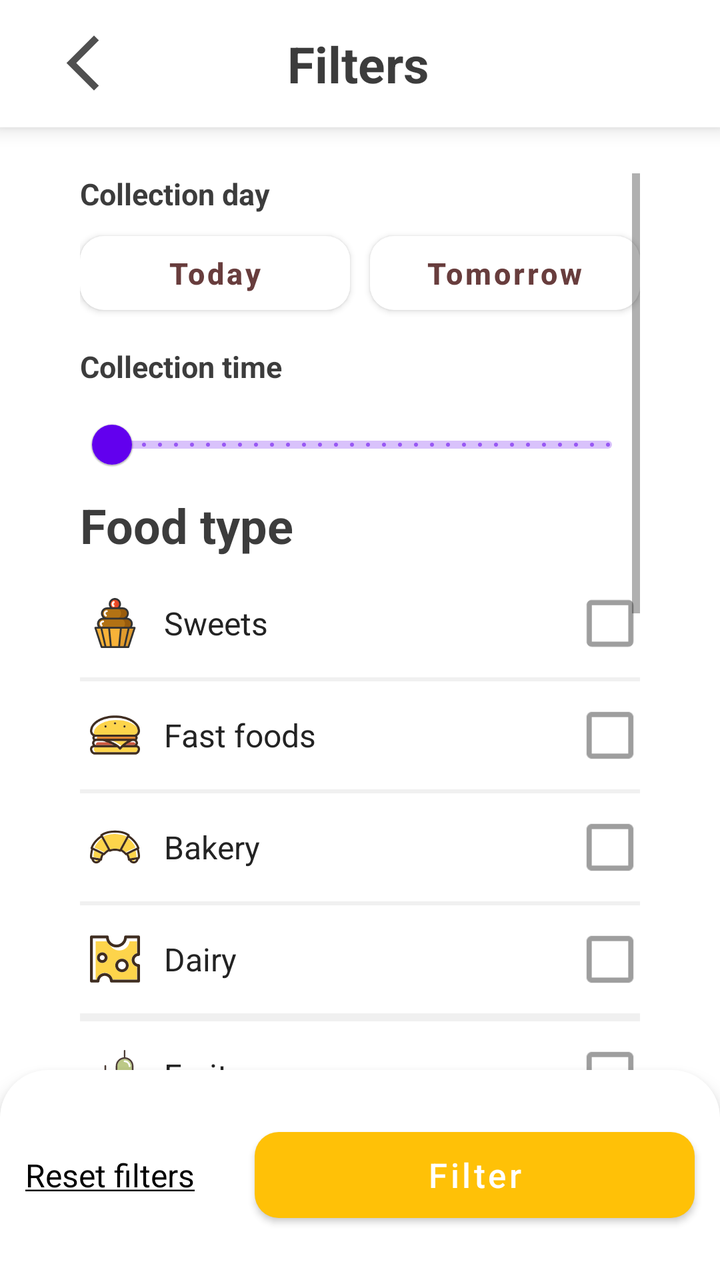
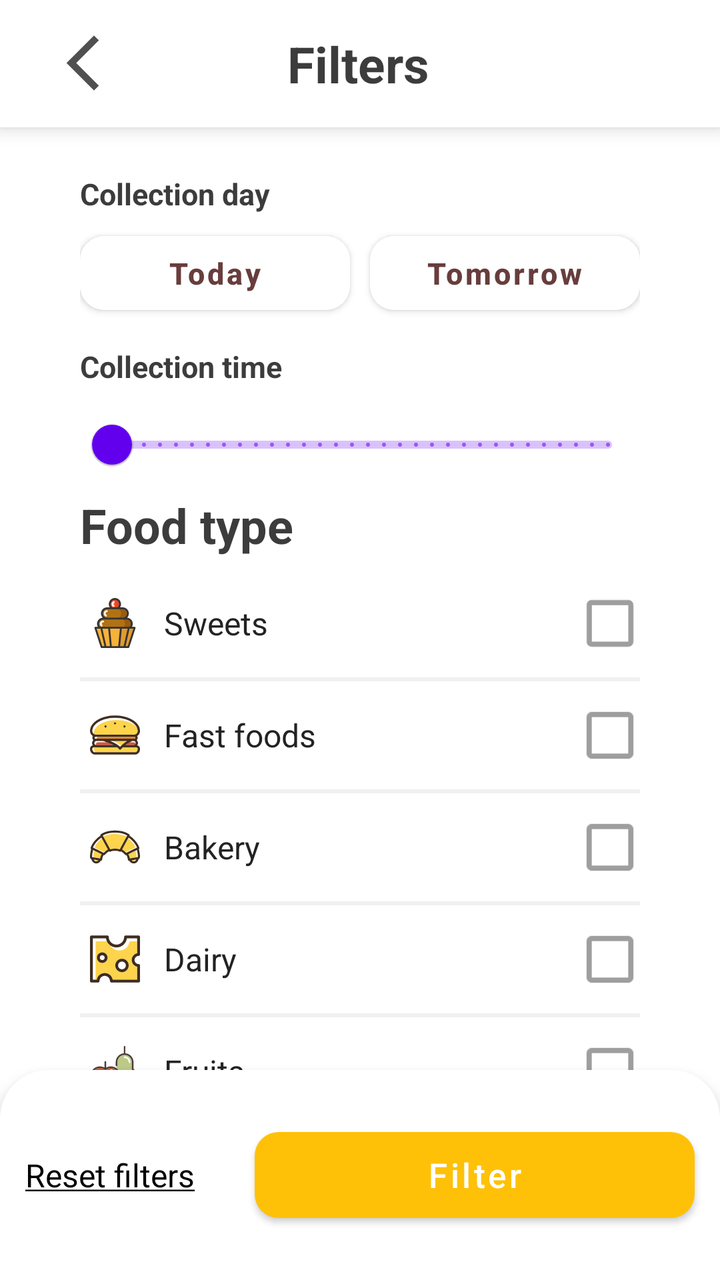

Before-and-after screenshots of an Android layout around one commit, followed by the original layout XML and the change that was made.
<!-- AndroidManifest.xml: application theme Theme.Replate -->
<!-- res/layout/activity_filter.xml -->
<?xml version="1.0" encoding="utf-8"?>
<LinearLayout xmlns:android="http://schemas.android.com/apk/res/android"
    xmlns:tools="http://schemas.android.com/tools"
    xmlns:app="http://schemas.android.com/apk/res-auto"
    android:layout_width="match_parent"
    android:layout_height="match_parent"
    android:background="#ffffff"
    android:orientation="vertical"
  >
    <LinearLayout
        android:paddingVertical="15dp"
        android:layout_width="match_parent"
        android:layout_height="wrap_content"
        android:orientation="horizontal"
        android:background="@color/white"
        android:elevation="6dp">
        <ImageView
            android:id="@+id/arrowback"
            android:layout_marginStart="25dp"
            android:layout_width="33dp"
            android:layout_height="33dp"
            android:src="@drawable/ic_arrow_back"/>
       <TextView
           android:layout_width="0dp"
           android:layout_weight="1"
           android:gravity="center"
           android:layout_marginEnd="60dp"
           android:layout_gravity="center"
           android:layout_height="wrap_content"
           android:textColor="#C3000000"
           android:textSize="25dp"
           android:textStyle="bold"
           android:text="Filters"/>
    </LinearLayout>
    <ScrollView
        android:paddingHorizontal="40dp"
        android:layout_marginTop="23dp"
        android:layout_width="match_parent"
        android:layout_height="0dp"
        android:layout_weight="1"
        android:fillViewport="true">

        <LinearLayout
            android:layout_width="match_parent"
            android:layout_height="wrap_content"
            android:orientation="vertical">

            <TextView
                android:layout_marginBottom="5dp"
                android:layout_width="wrap_content"
                android:layout_height="wrap_content"
                android:text="Collection day"
                android:textStyle="bold"
                android:textColor="#C3000000"
                android:textSize="15dp"/>
            <LinearLayout
                android:layout_width="match_parent"
                android:layout_height="wrap_content">

                <com.google.android.material.button.MaterialButton
                    android:layout_width="0dp"
                    android:layout_weight="1"
                    android:layout_height="49dp"
                    android:text="Today"
                    android:textSize="15dp"
                    android:id="@+id/todayfltr"
                    android:textAllCaps="false"
                    android:textColor="@color/brown"
                    android:textStyle="bold"
                    app:cornerRadius="12dp"
                    app:backgroundTint="#FFFFFF"
                    android:elevation="8dp"
                    />
                <Space
                    android:layout_width="10dp"
                    android:layout_height="2dp"/>
                <com.google.android.material.button.MaterialButton
                    android:layout_width="0dp"
                    android:layout_weight="1"
                    android:layout_height="49dp"
                    android:text="Tomorrow"
                    android:textSize="15dp"
                    android:id="@+id/tomorrowfltr"
                    android:textAllCaps="false"
                    android:textColor="@color/brown"
                    android:textStyle="bold"
                    app:cornerRadius="12dp"
                    app:backgroundTint="#ffffff"
                    android:elevation="8dp"
                    />
            </LinearLayout>

            <TextView
                android:layout_marginTop="12dp"
                android:layout_marginBottom="5dp"
                android:layout_width="wrap_content"
                android:layout_height="wrap_content"
                android:text="Collection time"
                android:textStyle="bold"
                android:textColor="#C3000000"
                android:textSize="15dp"/>

            <com.google.android.material.slider.RangeSlider
                android:id="@+id/timeRangeSlider"
                android:layout_width="match_parent"
                android:layout_height="wrap_content"
                android:valueFrom="0"
                android:valueTo="1439"
                android:stepSize="1" />




            <TextView
                android:layout_marginBottom="6dp"
                android:layout_width="match_parent"
                android:layout_height="wrap_content"
                android:text="Food type"
                android:textColor="#C3000000"
                android:textSize="24dp"
                android:textStyle="bold"/>
            <LinearLayout
                android:layout_marginVertical="12dp"
                android:id="@+id/checkboxGroup"
                android:layout_width="match_parent"
                android:layout_height="wrap_content"
                android:gravity="center_vertical"
                android:orientation="horizontal">
                <ImageView
                    android:layout_width="25dp"
                    android:layout_height="27dp"
                    android:layout_marginStart="5dp"
                    android:src="@drawable/ic_sweets"/>
                <TextView
                    android:layout_marginStart="12dp"
                    android:layout_width="wrap_content"
                    android:layout_height="wrap_content"
                    android:text="Sweets"
                    android:textSize="16dp"
                    android:textColor="#232323"/>
                <Space
                    android:layout_width="0dp"
                    android:layout_height="wrap_content"
                    android:layout_weight="1"/>
                <CheckBox
                    android:scaleX="1.3"
                    android:scaleY="1.3"
                    android:id="@+id/sweets"
                    android:layout_width="30dp"
                    android:buttonTint="@color/hint_color"
                    android:layout_height="30dp" />
            

            </LinearLayout>
            <View
                android:background="@color/lightgrey"
                android:layout_width="match_parent"
                android:layout_height="2dp"/>

            <LinearLayout
                android:layout_marginVertical="12dp"
                android:layout_width="match_parent"
                android:layout_height="wrap_content"
                android:gravity="center_vertical"
                android:orientation="horizontal">
                <ImageView
                    android:layout_width="25dp"
                    android:layout_height="25dp"
                    android:layout_marginStart="5dp"
                    android:src="@drawable/ic_fastfoods"/>
                <TextView
                    android:layout_marginStart="12dp"
                    android:layout_width="wrap_content"
                    android:layout_height="wrap_content"
                    android:text="Fast foods"
                    android:textSize="16dp"
                    android:textColor="#232323"/>
                <Space
                    android:layout_width="0dp"
                    android:layout_height="wrap_content"
                    android:layout_weight="1"/>
                <CheckBox
                    android:scaleX="1.3"
                    android:scaleY="1.3"
                    android:buttonTint="@color/hint_color"
                    android:id="@+id/fastfoods"
                    android:layout_width="30dp"
                    android:layout_height="30dp" />
            </LinearLayout>
            <View
                android:background="@color/lightgrey"
                android:layout_width="match_parent"
                android:layout_height="2dp"/>

            <LinearLayout
                android:layout_marginVertical="12dp"
                android:layout_width="match_parent"
                android:layout_height="wrap_content"
                android:gravity="center_vertical"
                android:orientation="horizontal">
                <ImageView
                    android:layout_width="25dp"
                    android:layout_height="25dp"
                    android:layout_marginStart="5dp"
                    android:src="@drawable/ic_bakery"/>
                <TextView
                    android:layout_marginStart="12dp"
                    android:layout_width="wrap_content"
                    android:layout_height="wrap_content"
                    android:text="Bakery"
                    android:textSize="16dp"
                    android:textColor="#232323"/>
                <Space
                    android:layout_width="0dp"
                    android:layout_height="wrap_content"
                    android:layout_weight="1"/>
                <CheckBox
                    android:scaleX="1.3"
                    android:scaleY="1.3"
                    android:buttonTint="@color/hint_color"
                    android:id="@+id/bakery"
                    android:layout_width="30dp"
                    android:layout_height="30dp" />
            </LinearLayout>
            <View
                android:background="@color/lightgrey"
                android:layout_width="match_parent"
                android:layout_height="2dp"/>

            <LinearLayout
                android:layout_marginVertical="12dp"
                android:layout_width="match_parent"
                android:layout_height="wrap_content"
                android:gravity="center_vertical"
                android:orientation="horizontal">
                <ImageView
                    android:layout_width="25dp"
                    android:layout_height="25dp"
                    android:layout_marginStart="5dp"
                    android:src="@drawable/ic_dairy"/>
                <TextView
                    android:layout_marginStart="12dp"
                    android:layout_width="wrap_content"
                    android:layout_height="wrap_content"
                    android:text="Dairy"
                    android:textSize="16dp"
                    android:textColor="#232323"/>
                <Space
                    android:layout_width="0dp"
                    android:layout_height="wrap_content"
                    android:layout_weight="1"/>
                <CheckBox
                    android:scaleX="1.3"
                    android:scaleY="1.3"
                    android:buttonTint="@color/hint_color"
                    android:id="@+id/dairy"
                    android:layout_width="30dp"
                    android:layout_height="30dp" />
            </LinearLayout>
            <View
                android:background="@color/lightgrey"
                android:layout_width="match_parent"
                android:layout_height="2dp"/>


            <View
                android:background="@color/lightgrey"
                android:layout_width="match_parent"
                android:layout_height="2dp"/>


            <LinearLayout
                android:layout_marginVertical="12dp"
                android:layout_width="match_parent"
                android:layout_height="wrap_content"
                android:gravity="center_vertical"
                android:orientation="horizontal">
                <ImageView
                    android:layout_width="25dp"
                    android:layout_height="25dp"
                    android:layout_marginStart="5dp"
                    android:src="@drawable/ic_fruits"/>
                <TextView
                    android:layout_marginStart="12dp"
                    android:layout_width="wrap_content"
                    android:layout_height="wrap_content"
                    android:text="Fruits"
                    android:textSize="16dp"
                    android:textColor="#232323"/>
                <Space
                    android:layout_width="0dp"
                    android:layout_height="wrap_content"
                    android:layout_weight="1"/>
                <CheckBox
                    android:scaleX="1.3"
                    android:scaleY="1.3"
                    android:buttonTint="@color/hint_color"
                    android:id="@+id/fruits"
                    android:layout_width="30dp"
                    android:layout_height="30dp" />
            </LinearLayout>
            <View
                android:background="@color/lightgrey"
                android:layout_width="match_parent"
                android:layout_height="2dp"/>


            <LinearLayout
                android:layout_marginVertical="12dp"
                android:layout_width="match_parent"
                android:layout_height="wrap_content"
                android:gravity="center_vertical"
                android:orientation="horizontal">
                <ImageView
                    android:layout_width="25dp"
                    android:layout_height="25dp"
                    android:layout_marginStart="5dp"
                    android:src="@drawable/ic_liquids"/>
                <TextView
                    android:layout_marginStart="12dp"
                    android:layout_width="wrap_content"
                    android:layout_height="wrap_content"
                    android:text="Liquids"
                    android:textSize="16dp"
                    android:textColor="#232323"/>
                <Space
                    android:layout_width="0dp"
                    android:layout_height="wrap_content"
                    android:layout_weight="1"/>
                <CheckBox
                    android:scaleX="1.3"
                    android:scaleY="1.3"
                    android:buttonTint="@color/hint_color"
                    android:id="@+id/liquids"
                    android:layout_width="30dp"
                    android:layout_height="30dp" />
            </LinearLayout>
            <View
                android:background="@color/lightgrey"
                android:layout_width="match_parent"
                android:layout_height="2dp"/>


            <LinearLayout
                android:layout_marginVertical="12dp"
                android:layout_width="match_parent"
                android:layout_height="wrap_content"
                android:gravity="center_vertical"
                android:orientation="horizontal">
                <ImageView
                    android:layout_width="25dp"
                    android:layout_height="25dp"
                    android:layout_marginStart="5dp"
                    android:src="@drawable/ic_meals"/>
                <TextView
                    android:layout_marginStart="12dp"
                    android:layout_width="wrap_content"
                    android:layout_height="wrap_content"
                    android:text="Meals"
                    android:textSize="16dp"
                    android:textColor="#232323"/>
                <Space
                    android:layout_width="0dp"
                    android:layout_height="wrap_content"
                    android:layout_weight="1"/>
                <CheckBox
                    android:scaleX="1.3"
                    android:scaleY="1.3"
                    android:buttonTint="@color/hint_color"
                    android:id="@+id/meals"
                    android:layout_width="30dp"
                    android:layout_height="30dp" />
            </LinearLayout>
            <View
                android:background="@color/lightgrey"
                android:layout_width="match_parent"
                android:layout_height="2dp"/>


            <LinearLayout
                android:layout_marginVertical="12dp"
                android:layout_width="match_parent"
                android:layout_height="wrap_content"
                android:gravity="center_vertical"
                android:orientation="horizontal">
                <ImageView
                    android:layout_width="25dp"
                    android:layout_height="25dp"
                    android:layout_marginStart="5dp"
                    android:src="@drawable/ic_meat"/>
                <TextView
                    android:layout_marginStart="12dp"
                    android:layout_width="wrap_content"
                    android:layout_height="wrap_content"
                    android:text="Meat"
                    android:textSize="16dp"
                    android:textColor="#232323"/>
                <Space
                    android:layout_width="0dp"
                    android:layout_height="wrap_content"
                    android:layout_weight="1"/>
                <CheckBox
                    android:scaleX="1.3"
                    android:scaleY="1.3"
                    android:buttonTint="@color/hint_color"
                    android:id="@+id/meat"
                    android:layout_width="30dp"
                    android:layout_height="30dp" />
            </LinearLayout>
            <View
                android:background="@color/lightgrey"
                android:layout_width="match_parent"
                android:layout_height="2dp"/>


            <LinearLayout
                android:layout_marginVertical="12dp"
                android:layout_width="match_parent"
                android:layout_height="wrap_content"
                android:gravity="center_vertical"
                android:orientation="horizontal">
                <ImageView
                    android:layout_width="25dp"
                    android:layout_height="25dp"
                    android:layout_marginStart="5dp"
                    android:src="@drawable/ic_milk"/>
                <TextView
                    android:layout_marginStart="12dp"
                    android:layout_width="wrap_content"
                    android:layout_height="wrap_content"
                    android:text="Mixed"
                    android:textSize="16dp"
                    android:textColor="#232323"/>
                <Space
                    android:layout_width="0dp"
                    android:layout_height="wrap_content"
                    android:layout_weight="1"/>
                <CheckBox
                    android:scaleX="1.3"
                    android:scaleY="1.3"
                    android:buttonTint="@color/hint_color"
                    android:id="@+id/mixed"
                    android:layout_width="30dp"
                    android:layout_height="30dp" />
            </LinearLayout>
            <View
                android:background="@color/lightgrey"
                android:layout_width="match_parent"
                android:layout_height="2dp"/>


            <LinearLayout
                android:layout_marginVertical="12dp"
                android:layout_width="match_parent"
                android:layout_height="wrap_content"
                android:gravity="center_vertical"
                android:orientation="horizontal">
                <ImageView
                    android:layout_width="23dp"
                    android:layout_height="23dp"
                    android:layout_marginStart="5dp"
                    android:src="@drawable/ic_tomato"/>
                <TextView
                    android:layout_marginStart="12dp"
                    android:layout_width="wrap_content"
                    android:layout_height="wrap_content"
                    android:text="Vegetables"
                    android:textSize="16dp"
                    android:textColor="#232323"/>
                <Space
                    android:layout_width="0dp"
                    android:layout_height="wrap_content"
                    android:layout_weight="1"/>
                <CheckBox
                    android:scaleX="1.3"
                    android:scaleY="1.3"
                    android:buttonTint="@color/hint_color"
                    android:id="@+id/vegetables"
                    android:layout_width="30dp"
                    android:layout_height="30dp" />
            </LinearLayout>


            <TextView
                android:layout_marginTop="10dp"
                android:layout_marginBottom="6dp"
                android:layout_width="match_parent"
                android:layout_height="wrap_content"
                android:text="Diet"
                android:textColor="#C3000000"
                android:textSize="24dp"
                android:textStyle="bold"/>
            <LinearLayout
                android:layout_marginVertical="12dp"
                android:layout_width="match_parent"
                android:layout_height="wrap_content"
                android:gravity="center_vertical"
                android:orientation="horizontal">
                <ImageView
                    android:layout_width="25dp"
                    android:layout_height="25dp"
                    android:layout_marginStart="5dp"
                    android:src="@drawable/ic_fish"/>
                <TextView
                    android:layout_marginStart="12dp"
                    android:layout_width="wrap_content"
                    android:layout_height="wrap_content"
                    android:text="Vegetarian"
                    android:textSize="16dp"
                    android:textColor="#232323"/>
                <Space
                    android:layout_width="0dp"
                    android:layout_height="wrap_content"
                    android:layout_weight="1"/>
                <CheckBox
                    android:scaleX="1.3"
                    android:scaleY="1.3"
                    android:buttonTint="@color/hint_color"
                    android:id="@+id/vegetarian"
                    android:layout_width="30dp"
                    android:layout_height="30dp" />
            </LinearLayout>

            <LinearLayout
                android:layout_marginVertical="12dp"
                android:layout_width="match_parent"
                android:layout_height="wrap_content"
                android:gravity="center_vertical"
                android:orientation="horizontal">
                <ImageView
                    android:layout_width="25dp"
                    android:layout_height="25dp"
                    android:layout_marginStart="5dp"
                    android:src="@drawable/ic_vegetables"/>
                <TextView
                    android:layout_marginStart="12dp"
                    android:layout_width="wrap_content"
                    android:layout_height="wrap_content"
                    android:text="Vegan"
                    android:textSize="16dp"
                    android:textColor="#232323"/>
                <Space
                    android:layout_width="0dp"
                    android:layout_height="wrap_content"
                    android:layout_weight="1"/>
                <CheckBox
                    android:scaleX="1.3"
                    android:scaleY="1.3"
                    android:buttonTint="@color/hint_color"
                    android:id="@+id/vegan"
                    android:layout_width="30dp"
                    android:layout_height="30dp" />
            </LinearLayout>
        </LinearLayout>


    </ScrollView>

    <LinearLayout
        android:id="@+id/bottomPanel"
        android:layout_width="match_parent"
        android:layout_height="wrap_content"
        android:layout_gravity="bottom"
        android:orientation="horizontal"
        android:gravity="center"
        android:paddingVertical="25dp"
        android:background="@drawable/bg_bottom_panel"
        android:elevation="6dp">

<TextView
    android:layout_width="wrap_content"
    android:layout_height="wrap_content"
    android:id="@+id/resetbtn"
    android:text="@string/underlined_text"
    android:textColor="@color/black"
    android:textSize="16dp"/>


        <com.google.android.material.button.MaterialButton
            android:layout_width="220dp"
            android:layout_height="55dp"
            android:text="Filter"
            android:textSize="17dp"
            android:id="@+id/filterbtn"
            android:layout_marginStart="30dp"
            android:textAllCaps="false"
            android:textColor="@android:color/white"
            app:cornerRadius="12dp"
            app:backgroundTint="@color/green"
            app:iconTint="@android:color/white"
            android:elevation="8dp"
        />
    </LinearLayout>
</LinearLayout>
<!-- resources referenced by this layout -->
<resources>
  <color name="black">#FF000000</color>
  <color name="brown">#683D3D</color>
  <color name="green">#FFC107</color>
  <color name="hint_color">#9E9E9E</color>
  <color name="lightgrey">#68D9D9D9</color>
  <color name="white">#FFFFFFFF</color>
  <!-- drawable bg_bottom_panel (drawable) -->
  <shape xmlns:android="http://schemas.android.com/apk/res/android"
      android:shape="rectangle">
      <solid android:color="@android:color/white" />
      <corners android:topLeftRadius="24dp" android:topRightRadius="24dp" />
  </shape>
  <!-- drawable ic_arrow_back (drawable) -->
  <vector android:height="24dp" android:tint="#505050"
      android:viewportHeight="24" android:viewportWidth="24"
      android:width="24dp" xmlns:android="http://schemas.android.com/apk/res/android">
      <path android:fillColor="@android:color/white" android:pathData="M17.77,3.77l-1.77,-1.77l-10,10l10,10l1.77,-1.77l-8.23,-8.23z"/>
  </vector>
  <!-- drawable ic_bakery: vector/xml drawable (drawable, 5967 chars, omitted) -->
  <!-- drawable ic_dairy: vector/xml drawable (drawable, 2935 chars, omitted) -->
  <!-- drawable ic_fastfoods: vector/xml drawable (drawable, 9508 chars, omitted) -->
  <!-- drawable ic_fish: vector/xml drawable (drawable, 7196 chars, omitted) -->
  <!-- drawable ic_fruits: vector/xml drawable (drawable, 7239 chars, omitted) -->
  <!-- drawable ic_liquids: vector/xml drawable (drawable, 3883 chars, omitted) -->
  <!-- drawable ic_meals: vector/xml drawable (drawable, 6244 chars, omitted) -->
  <!-- drawable ic_meat: vector/xml drawable (drawable, 12057 chars, omitted) -->
  <!-- drawable ic_milk: vector/xml drawable (drawable, 3397 chars, omitted) -->
  <!-- drawable ic_sweets: vector/xml drawable (drawable, 5776 chars, omitted) -->
  <!-- drawable ic_tomato: vector/xml drawable (drawable, 6029 chars, omitted) -->
  <!-- drawable ic_vegetables: vector/xml drawable (drawable, 11204 chars, omitted) -->
  <string name="underlined_text"><u>Reset filters</u></string>
  <style name="Theme.Replate" parent="Base.Theme.Replate" />
  <style name="Base.Theme.Replate" parent="Theme.MaterialComponents.DayNight.NoActionBar">
          
          
      </style>
</resources>

<!-- the commit's change to res/layout/activity_filter.xml (unified diff, before → after) -->
@@ -33,6 +33,7 @@
            android:text="Filters"/>
     </LinearLayout>
     <ScrollView
+        android:scrollbars="none"
         android:paddingHorizontal="40dp"
         android:layout_marginTop="23dp"
         android:layout_width="match_parent"
@@ -106,7 +107,8 @@
                 android:layout_height="wrap_content"
                 android:valueFrom="0"
                 android:valueTo="1439"
-                android:stepSize="1" />
+                android:stepSize="1"
+                />
 
 
 
@@ -263,11 +265,6 @@
                 android:layout_height="2dp"/>
 
 
-            <View
-                android:background="@color/lightgrey"
-                android:layout_width="match_parent"
-                android:layout_height="2dp"/>
-
 
             <LinearLayout
                 android:layout_marginVertical="12dp"
@@ -520,6 +517,10 @@
                     android:layout_width="30dp"
                     android:layout_height="30dp" />
             </LinearLayout>
+            <View
+                android:background="@color/lightgrey"
+                android:layout_width="match_parent"
+                android:layout_height="2dp"/>
 
             <LinearLayout
                 android:layout_marginVertical="12dp"
